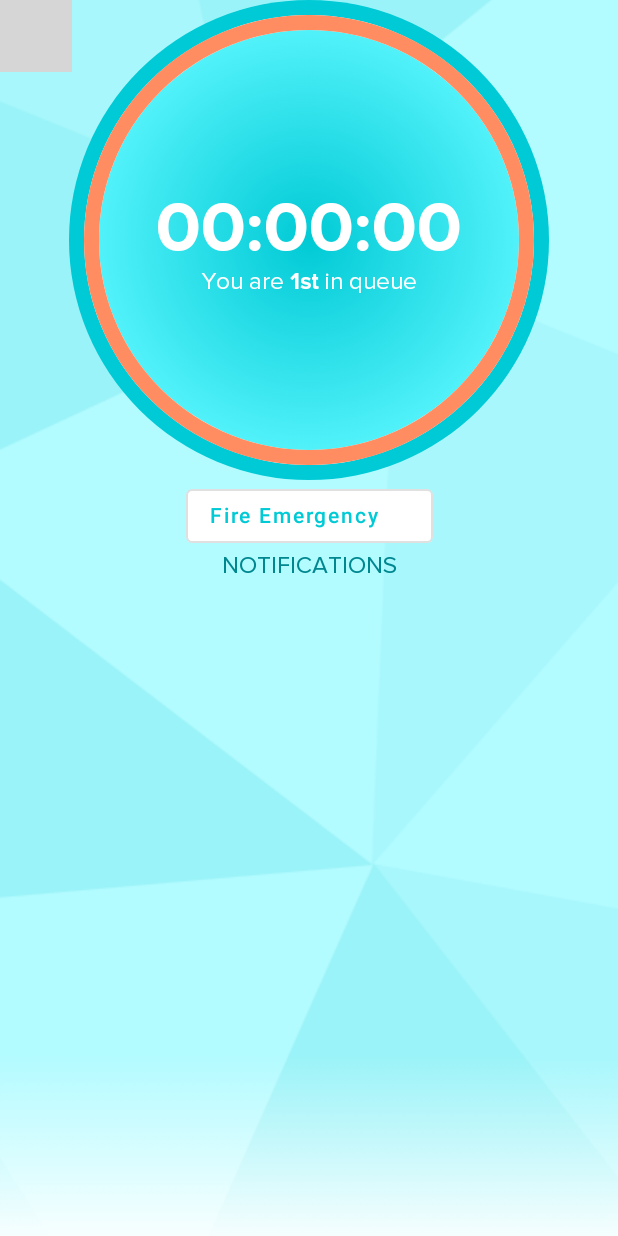
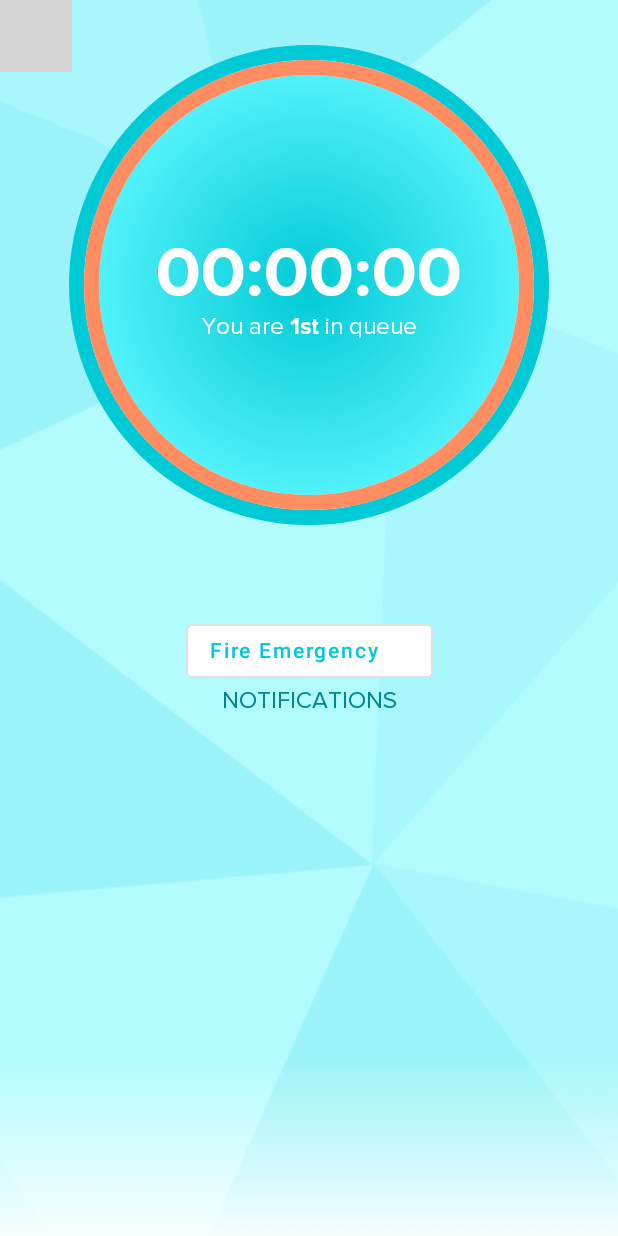
Before and after one commit to RoyBraks/DocDash, an Android app built with Jetpack Compose: the screen it shows after launch (MainActivity), on a phone screen of 412 x 824 dp. Run offline under Robolectric (Android 15) with nearby library versions, the phone set to English and light mode, and no system bars; our stand-ins replace Room's generated code, livedata-compose; libraries missing offline, so code that uses them is left out: com.google.maps.android; Roboto replaces fonts that are not available here; 1 statement that could not run was skipped; grey boxes are pictures that could not be loaded.

```diff
--- a/app/src/main/java/com/example/docdash/MainActivity.kt
+++ b/app/src/main/java/com/example/docdash/MainActivity.kt
@@ -5,9 +5,7 @@ import android.os.Bundle
 import androidx.activity.ComponentActivity
 import androidx.activity.compose.setContent
 import androidx.compose.foundation.background
-import androidx.compose.foundation.layout.Box
-import androidx.compose.foundation.layout.Column
-import androidx.compose.foundation.layout.fillMaxSize
+import androidx.compose.foundation.layout.*
 import androidx.compose.ui.Modifier
 import androidx.compose.ui.draw.paint
 import androidx.compose.ui.graphics.Color
@@ -26,6 +24,7 @@ import com.example.docdash.notifications.viewmodel.NotificationViewModel
 import com.example.docdash.queueTimeCircle.components.QueueTimeBox
 import com.example.docdash.ui.theme.DocDashTheme
 import androidx.compose.runtime.Composable
+import androidx.compose.ui.unit.dp
 import com.example.docdash.notifications.permission.Companion.RequestNotificationPermission
 
 class MainActivity : ComponentActivity() {
@@ -55,8 +54,11 @@ class MainActivity : ComponentActivity() {
                     ) {
                         val context = LocalContext.current
                         Column {
+                            Spacer(modifier = Modifier.height(30.dp))
                             QueueTimeBox()
+                            Spacer(modifier = Modifier.height(30.dp))
                             Boxes()
+                            Spacer(modifier = Modifier.height(30.dp))
                             SetupNotifications(context = context, notificationViewModel = viewModel)
                         }
                     }
```
Also changed, not shown: app/src/main/java/com/example/docdash/BoxUIelements.kt (+2 -18 lines), app/src/main/java/com/example/docdash/location/PolygonCoordinates.kt (+5 -4 lines).
